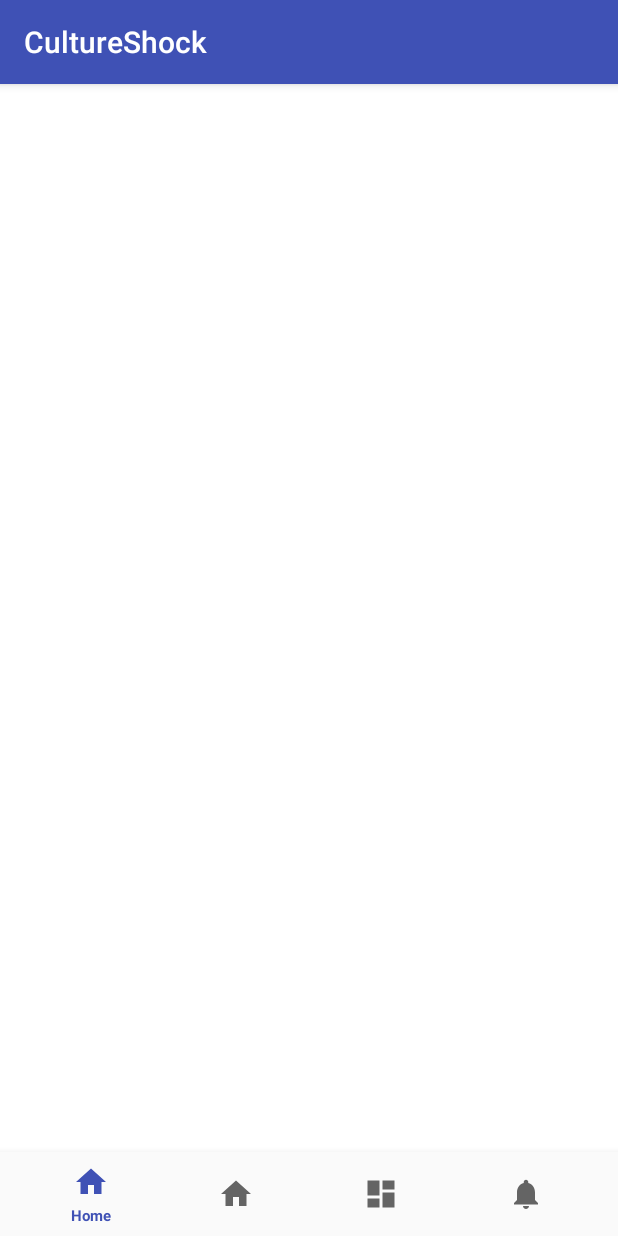
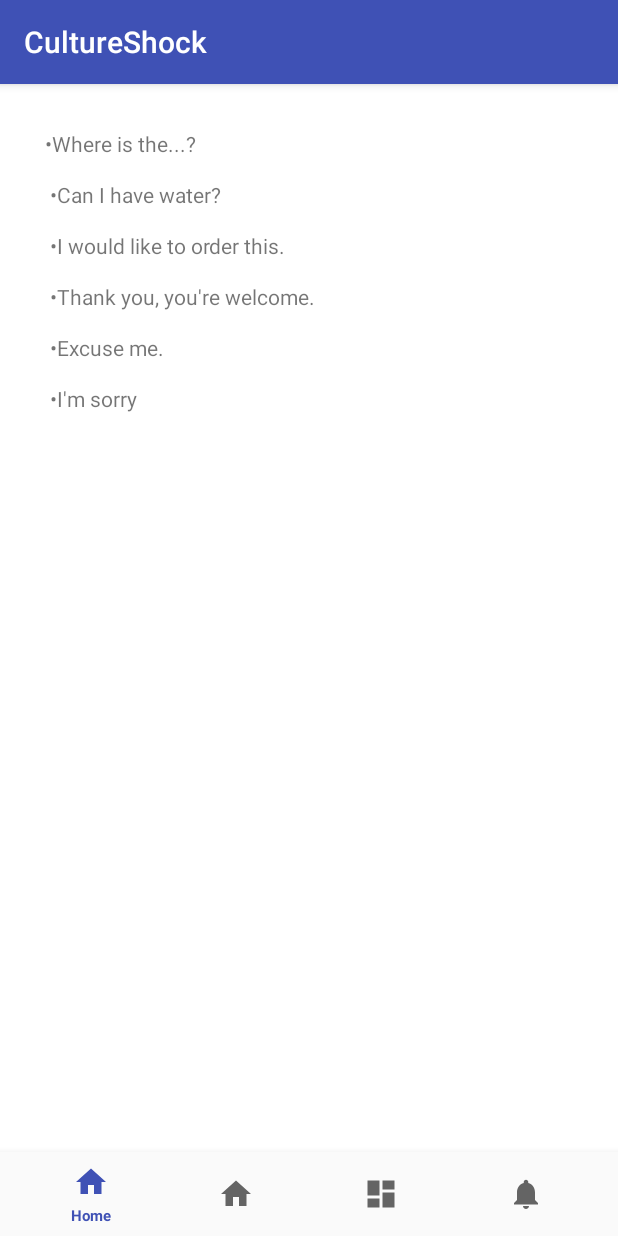
Before and after one commit to zryan2/CultureShock, an Android app: the fragment Phrases placed in its activity, on a phone screen of 412 x 824 dp. Run offline under Robolectric (Android 15) with nearby library versions, the phone set to English and light mode, and no system bars.

```diff
--- a/app/src/main/res/layout/fragment_phrases.xml
+++ b/app/src/main/res/layout/fragment_phrases.xml
@@ -7,4 +7,13 @@
 
     <!-- TODO: Update blank fragment layout -->
 
+    <TextView
+        android:layout_width="match_parent"
+        android:layout_height="match_parent"
+        android:layout_alignParentTop="true"
+        android:layout_centerHorizontal="true"
+        android:layout_margin="30dp"
+        android:fontFamily="sans-serif"
+        android:lineSpacingExtra="18sp"
+        android:text="@string/phraseText" />
 </FrameLayout>
--- a/app/src/main/res/values/strings.xml
+++ b/app/src/main/res/values/strings.xml
@@ -19,6 +19,17 @@
 
     </string>
 
+    <string name="phraseText">
+
+        •Where is the...?\n
+        •Can I have water?\n
+        •I would like to order this.\n
+        •Thank you, you're welcome.\n
+        •Excuse me.\n
+        •I'm sorry\n
+
+    </string>
+
     <!-- TODO: Remove or change this placeholder text -->
     <string name="tbd">TBD</string>
 </resources>
```
